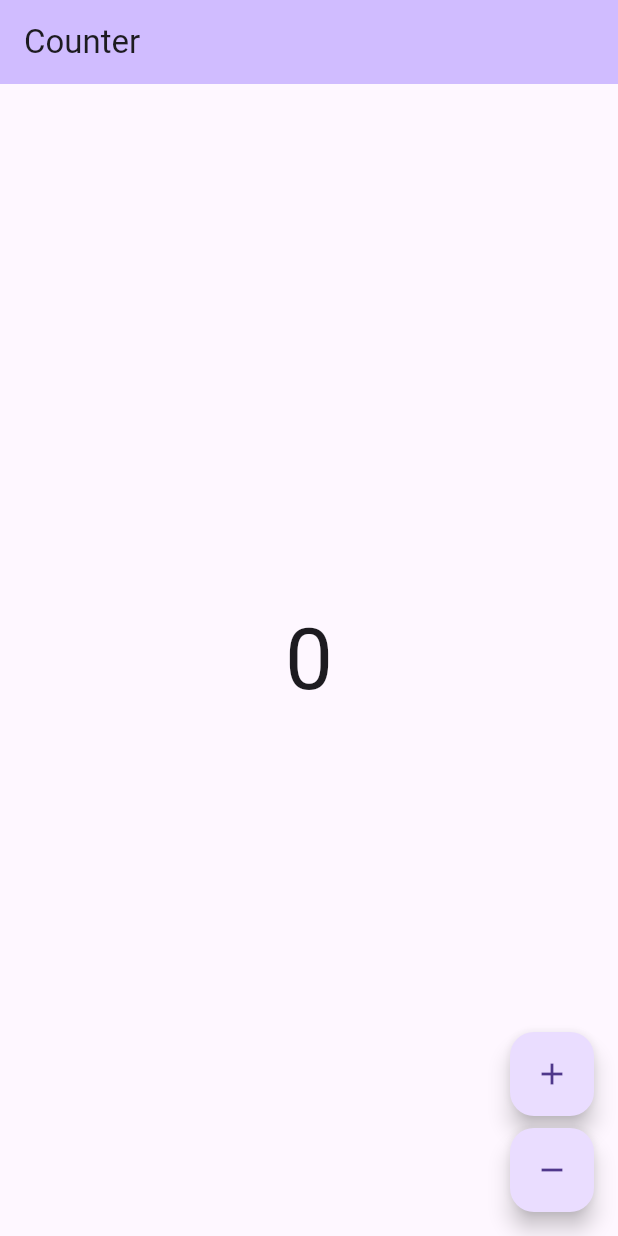
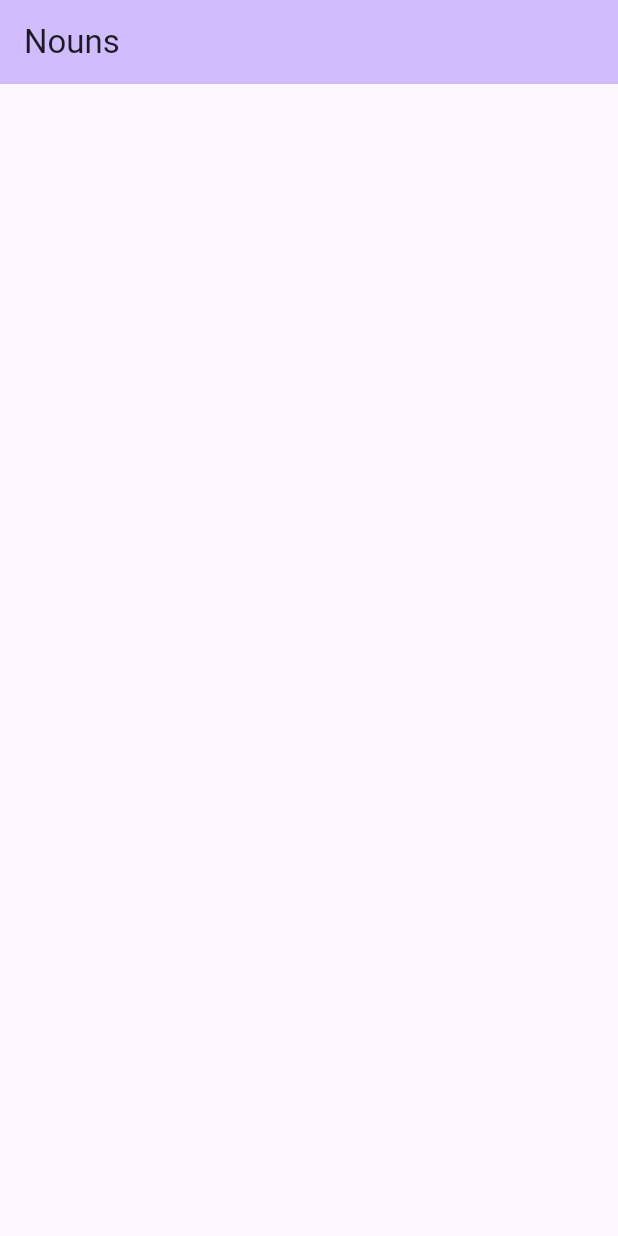
Before and after one commit to juandelgado/gendered-app, a Flutter app: the screen it shows after launch, on a phone screen of 412 x 824 dp. Run offline on Flutter 3.47's test engine with Material 3 defaults, Android fonts, the phone set to English and light mode, and no system bars; our stand-ins replace bloc, flutter_bloc; generated files the repository leaves out were written again.

Commit message:
feat: initial nouns page
Adds the initial nouns page, hardcoded nouns for now.

```diff
--- a/lib/app/view/app.dart
+++ b/lib/app/view/app.dart
@@ -1,6 +1,6 @@
 import 'package:flutter/material.dart';
-import 'package:gendered/counter/counter.dart';
 import 'package:gendered/l10n/l10n.dart';
+import 'package:gendered/nouns/view/nouns_page.dart';
 
 class App extends StatelessWidget {
   const App({super.key});
@@ -16,7 +16,7 @@ class App extends StatelessWidget {
       ),
       localizationsDelegates: AppLocalizations.localizationsDelegates,
       supportedLocales: AppLocalizations.supportedLocales,
-      home: const CounterPage(),
+      home: const NounsPage(),
     );
   }
 }
--- /dev/null
+++ b/lib/nouns/nouns.dart
@@ -0,0 +1 @@
+export 'view/nouns_page.dart';
--- /dev/null
+++ b/lib/nouns/view/nouns_page.dart
@@ -0,0 +1,14 @@
+import 'package:flutter/material.dart';
+
+class NounsPage extends StatelessWidget {
+  const NounsPage({super.key});
+
+  @override
+  Widget build(BuildContext context) {
+    return Scaffold(
+      appBar: AppBar(
+        title: const Text('Nouns'),
+      ),
+    );
+  }
+}
```
Also changed, not shown: 2 other files.
